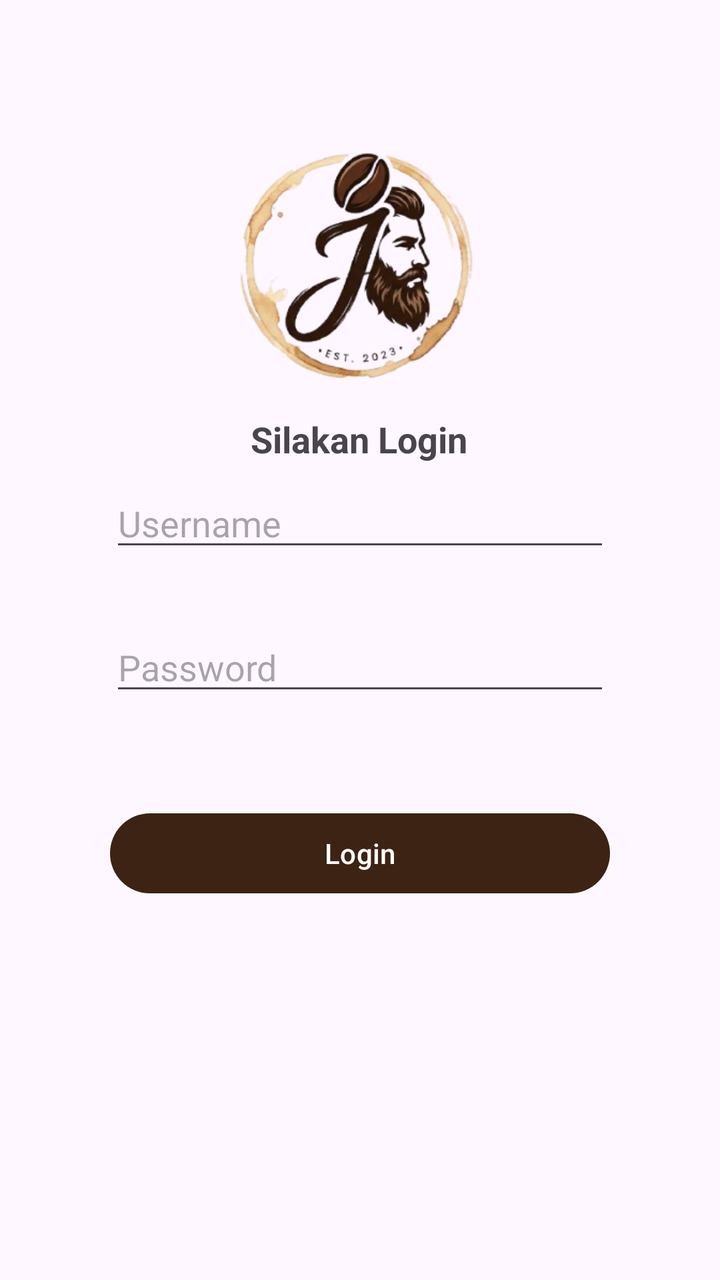
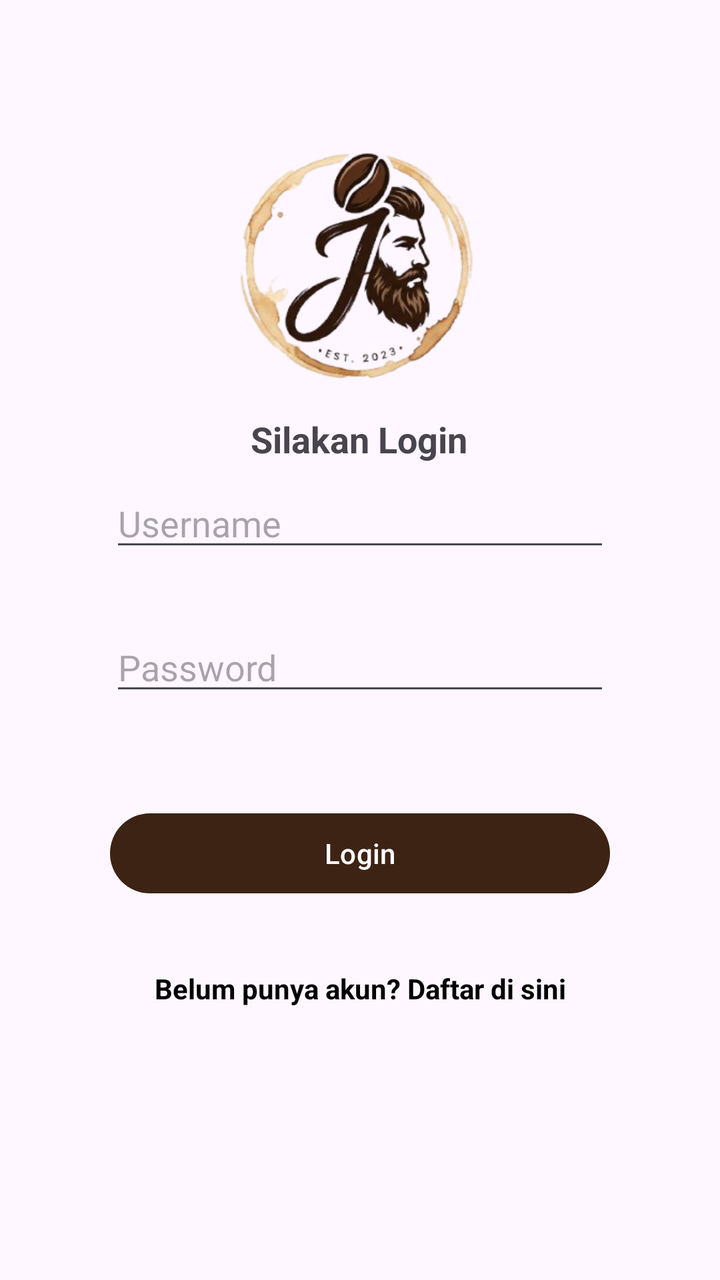

Two renders of the same Android screen: before a commit and after it. Below are the layout's source before the change and the commit's diff.
<!-- AndroidManifest.xml: application theme Theme.Vra_pringles -->
<!-- res/layout/activity_login.xml -->
<?xml version="1.0" encoding="utf-8"?>
<androidx.constraintlayout.widget.ConstraintLayout xmlns:android="http://schemas.android.com/apk/res/android"
    xmlns:app="http://schemas.android.com/apk/res-auto"
    xmlns:tools="http://schemas.android.com/tools"
    android:id="@+id/main"
    android:layout_width="match_parent"
    android:layout_height="match_parent"
    tools:context=".LoginActivity">

    <ImageView
        android:id="@+id/imgLogo"
        android:layout_width="142dp"
        android:layout_height="152dp"
        android:src="@drawable/logo_cafe_jambang"
        app:layout_constraintBottom_toBottomOf="parent"
        app:layout_constraintEnd_toEndOf="parent"
        app:layout_constraintHorizontal_bias="0.498"
        app:layout_constraintStart_toStartOf="parent"
        app:layout_constraintTop_toTopOf="parent"
        app:layout_constraintVertical_bias="0.115" />

    <TextView
        android:id="@+id/textView"
        android:layout_width="wrap_content"
        android:layout_height="wrap_content"
        android:text="Silakan Login"
        android:textSize="18sp"
        android:textStyle="bold"
        app:layout_constraintBottom_toBottomOf="parent"
        app:layout_constraintEnd_toEndOf="parent"
        app:layout_constraintHorizontal_bias="0.498"
        app:layout_constraintStart_toStartOf="parent"
        app:layout_constraintTop_toTopOf="parent"
        app:layout_constraintVertical_bias="0.337" />

    
    <EditText
        android:id="@+id/textUsername"
        android:layout_width="250dp"
        android:layout_height="wrap_content"
        android:ems="10"
        android:hint="Username"
        android:inputType="textEmailAddress"
        app:layout_constraintBottom_toBottomOf="parent"
        app:layout_constraintEnd_toEndOf="parent"
        app:layout_constraintStart_toStartOf="parent"
        app:layout_constraintTop_toTopOf="parent"
        app:layout_constraintVertical_bias="0.4" />

    
    <EditText
        android:id="@+id/textPw"
        android:layout_width="250dp"
        android:layout_height="wrap_content"
        android:ems="10"
        android:hint="Password"
        android:inputType="textPassword"
        app:layout_constraintBottom_toBottomOf="parent"
        app:layout_constraintEnd_toEndOf="parent"
        app:layout_constraintStart_toStartOf="parent"
        app:layout_constraintTop_toTopOf="parent"
        app:layout_constraintVertical_bias="0.52" />

    <Button
        android:id="@+id/btnLogin"
        android:layout_width="250dp"
        android:layout_height="wrap_content"
        android:text="Login"
        app:layout_constraintBottom_toBottomOf="parent"
        app:layout_constraintEnd_toEndOf="parent"
        app:layout_constraintStart_toStartOf="parent"
        app:layout_constraintTop_toTopOf="parent"
        app:layout_constraintVertical_bias="0.68" />

</androidx.constraintlayout.widget.ConstraintLayout>
<!-- resources referenced by this layout -->
<resources>
  <!-- drawable logo_cafe_jambang: png bitmap (drawable, 65968 bytes) -->
  <style name="Theme.Vra_pringles" parent="Base.Theme.Vra_pringles" />
  <style name="Base.Theme.Vra_pringles" parent="Theme.Material3.DayNight.NoActionBar">
          
          <item name="colorPrimary">@color/coffee_dark</item>
          <item name="colorPrimaryVariant">@color/coffee_primary</item>
          <item name="colorOnPrimary">@color/white</item>
      </style>
  <color name="coffee_dark">#3D2314</color>
  <color name="coffee_primary">#4A2E1B</color>
  <color name="white">#FFFFFF</color>
</resources>

<!-- the commit's change to res/layout/activity_login.xml (unified diff, before → after) -->
@@ -72,4 +72,17 @@
         app:layout_constraintTop_toTopOf="parent"
         app:layout_constraintVertical_bias="0.68" />
 
+    <TextView
+        android:id="@+id/tvRegister"
+        android:layout_width="wrap_content"
+        android:layout_height="wrap_content"
+        android:text="Belum punya akun? Daftar di sini"
+        android:textColor="@color/hitam"
+        android:textStyle="bold"
+        app:layout_constraintBottom_toBottomOf="parent"
+        app:layout_constraintEnd_toEndOf="parent"
+        app:layout_constraintStart_toStartOf="parent"
+        app:layout_constraintTop_toBottomOf="@+id/btnLogin"
+        app:layout_constraintVertical_bias="0.2" />
+
 </androidx.constraintlayout.widget.ConstraintLayout>
<!-- resource entries referenced after the edit -->
@@ -1,5 +1,6 @@
 <!-- resources referenced by this layout -->
 <resources>
+  <color name="hitam">#000000</color>
   <!-- drawable logo_cafe_jambang: png bitmap (drawable, 65968 bytes) -->
   <style name="Theme.Vra_pringles" parent="Base.Theme.Vra_pringles" />
   <style name="Base.Theme.Vra_pringles" parent="Theme.Material3.DayNight.NoActionBar">
